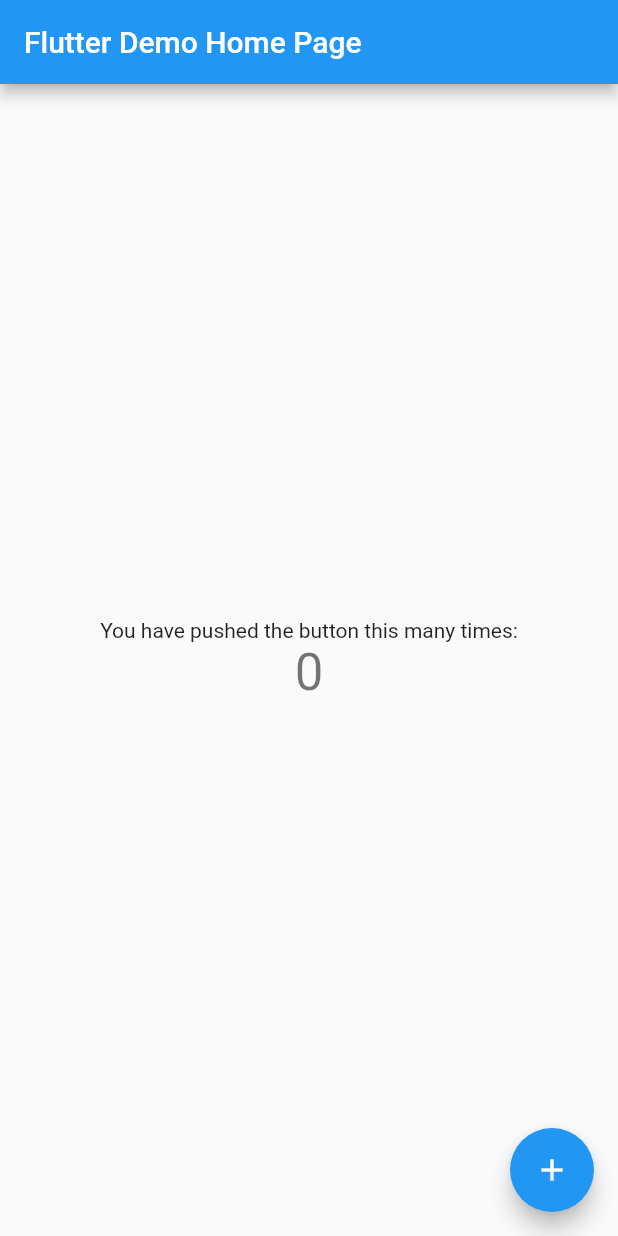
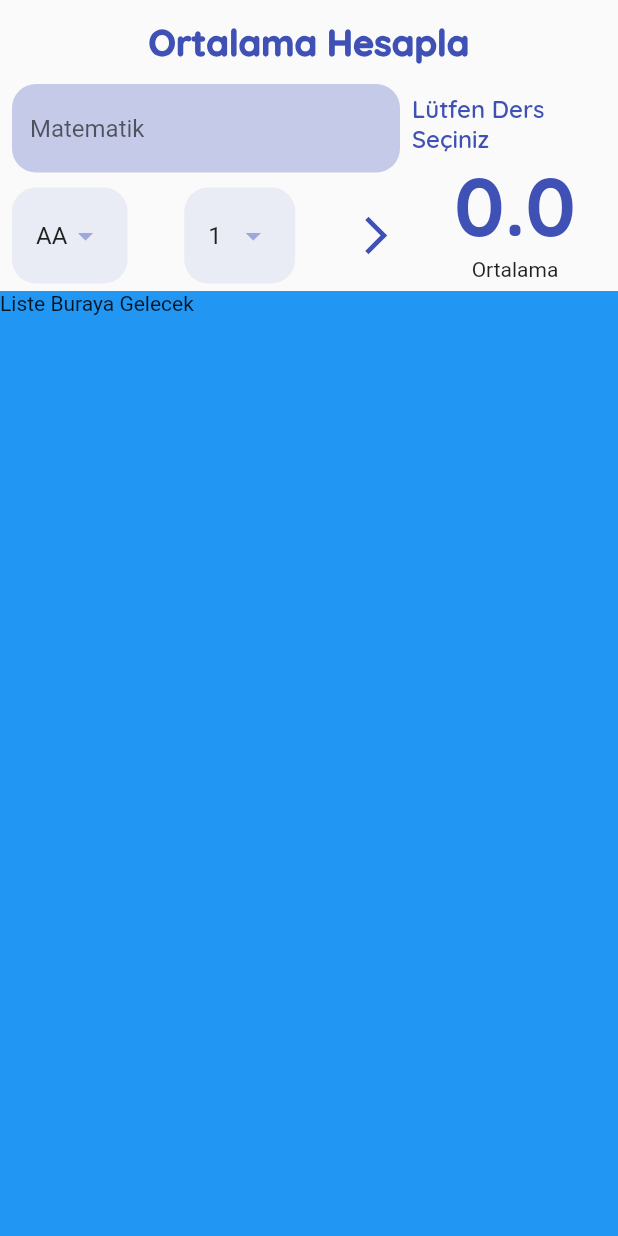
Before and after one commit to mertkavrayici/Grade-Average-Calculator, a Flutter app: the screen it shows after launch, on a phone screen of 412 x 824 dp. Run offline on Flutter 3.47's test engine with Material 2 defaults, Android fonts, the phone set to English and light mode, and no system bars; our stand-ins replace google_fonts.

Commit message:
Secons Post

```diff
--- /dev/null
+++ b/lib/constants/constants.dart
@@ -0,0 +1,20 @@
+
+import 'package:flutter/material.dart';
+import 'package:google_fonts/google_fonts.dart';
+class Constants{
+
+  static const  primaryColor = Colors.indigo;
+  static const  headerText ="Ortalama Hesapla";
+  static final textStyle=GoogleFonts.quicksand(
+    fontSize: 24,fontWeight: FontWeight.w900,color: primaryColor
+  );
+  static BorderRadius borderRadius=BorderRadius.circular(16);
+
+  static final lessonCountStyle= GoogleFonts.quicksand(
+    fontSize: 16,fontWeight: FontWeight.w600,color: primaryColor
+  );
+
+  static final averageStyle= GoogleFonts.quicksand(
+      fontSize: 55,fontWeight: FontWeight.w800,color: primaryColor
+  );
+}
--- /dev/null
+++ b/lib/data/average_data.dart
@@ -0,0 +1,74 @@
+import 'package:calculatorgradeaverage/model/lessons.dart';
+import 'package:flutter/material.dart';
+
+class DataHelper{
+
+
+  static calculateAverage(){
+
+    double toplamNot=0;
+    double toplamKredi=0;
+
+    allAddLessons.forEach((element) {
+
+      toplamNot = toplamNot + (element.creditValue * element.letterValue);
+      toplamKredi +=element.creditValue;
+    });
+
+    return toplamNot/toplamKredi;
+
+  }
+
+
+  static List<Lesson> allAddLessons = [];
+
+  static addLesson(Lesson lesson){
+    allAddLessons.add(lesson);
+  }
+
+  static List<String> _allLessonsLetters(){
+
+    return ['AA','BA','BB','CB','CC','DC','DD','FD','FF'];
+
+  }
+
+  static List<int> _allCredits(){
+    return List.generate(10, (index) => index+1).toList();
+  }
+
+  static List<DropdownMenuItem<double>> allCredits(){
+
+    return _allCredits().map((e) => DropdownMenuItem(child: Text(e.toString()),
+    value: e.toDouble(),
+    )).toList();
+  }
+
+
+  static  double _lettersConvertNote(String letter){
+
+    switch(letter){
+      case 'AA':
+        return 4;
+      case 'BA':
+        return 3.5;
+      case 'BB':
+        return 3;
+      case 'CB':
+        return 2.5;
+      case 'CC':
+        return 2;
+      case 'DC':
+        return 1.5;
+      case 'FD':
+        return 1;
+      case 'FF':
+        return 0;
+      default:
+        return 1;
+    }
+  }
+  static  List<DropdownMenuItem<double>> allLessonsLetter(){
+
+    return _allLessonsLetters().map((e) =>  DropdownMenuItem(child: Text(e),value: _lettersConvertNote(e),),).toList();
+  }
+}
--- a/lib/main.dart
+++ b/lib/main.dart
@@ -1,115 +1,31 @@
+import 'package:calculatorgradeaverage/constants/constants.dart';
 import 'package:flutter/material.dart';
 
+import 'screens/calculate_average_screen.dart';
+
 void main() {
-  runApp(const MyApp());
+  runApp(MyApp());
 }
 
-class MyApp extends StatelessWidget {
-  const MyApp({Key? key}) : super(key: key);
+class MyApp extends StatelessWidget{
 
-  // This widget is the root of your application.
+  const MyApp({Key? key}): super(key:key);
   @override
   Widget build(BuildContext context) {
+
     return MaterialApp(
-      title: 'Flutter Demo',
-      theme: ThemeData(
-        // This is the theme of your application.
-        //
-        // Try running your application with "flutter run". You'll see the
-        // application has a blue toolbar. Then, without quitting the app, try
-        // changing the primarySwatch below to Colors.green and then invoke
-        // "hot reload" (press "r" in the console where you ran "flutter run",
-        // or simply save your changes to "hot reload" in a Flutter IDE).
-        // Notice that the counter didn't reset back to zero; the application
-        // is not restarted.
-        primarySwatch: Colors.blue,
+      title: " Not Ortalaması Hesaplama",
+
+      debugShowCheckedModeBanner: false,
+      theme: ThemeData(primarySwatch: Constants.primaryColor,
+      visualDensity: VisualDensity.adaptivePlatformDensity
       ),
-      home: const MyHomePage(title: 'Flutter Demo Home Page'),
+      home: CalculateAverageScreen(),
     );
-  }
-}
 
-class MyHomePage extends StatefulWidget {
-  const MyHomePage({Key? key, required this.title}) : super(key: key);
 
-  // This widget is the home page of your application. It is stateful, meaning
-  // that it has a State object (defined below) that contains fields that affect
-  // how it looks.
-
-  // This class is the configuration for the state. It holds the values (in this
-  // case the title) provided by the parent (in this case the App widget) and
-  // used by the build method of the State. Fields in a Widget subclass are
-  // always marked "final".
-
-  final String title;
-
-  @override
-  State<MyHomePage> createState() => _MyHomePageState();
-}
-
-class _MyHomePageState extends State<MyHomePage> {
-  int _counter = 0;
-
-  void _incrementCounter() {
-    setState(() {
-      // This call to setState tells the Flutter framework that something has
-      // changed in this State, which causes it to rerun the build method below
-      // so that the display can reflect the updated values. If we changed
-      // _counter without calling setState(), then the build method would not be
-      // called again, and so nothing would appear to happen.
-      _counter++;
-    });
   }
 
-  @override
-  Widget build(BuildContext context) {
-    // This method is rerun every time setState is called, for instance as done
-    // by the _incrementCounter method above.
-    //
-    // The Flutter framework has been optimized to make rerunning build methods
-    // fast, so that you can just rebuild anything that needs updating rather
-    // than having to individually change instances of widgets.
-    return Scaffold(
-      appBar: AppBar(
-        // Here we take the value from the MyHomePage object that was created by
-        // the App.build method, and use it to set our appbar title.
-        title: Text(widget.title),
-      ),
-      body: Center(
-        // Center is a layout widget. It takes a single child and positions it
-        // in the middle of the parent.
-        child: Column(
-          // Column is also a layout widget. It takes a list of children and
-          // arranges them vertically. By default, it sizes itself to fit its
-          // children horizontally, and tries to be as tall as its parent.
-          //
-          // Invoke "debug painting" (press "p" in the console, choose the
-          // "Toggle Debug Paint" action from the Flutter Inspector in Android
-          // Studio, or the "Toggle Debug Paint" command in Visual Studio Code)
-          // to see the wireframe for each widget.
-          //
-          // Column has various properties to control how it sizes itself and
-          // how it positions its children. Here we use mainAxisAlignment to
-          // center the children vertically; the main axis here is the vertical
-          // axis because Columns are vertical (the cross axis would be
-          // horizontal).
-          mainAxisAlignment: MainAxisAlignment.center,
-          children: <Widget>[
-            const Text(
-              'You have pushed the button this many times:',
-            ),
-            Text(
-              '$_counter',
-              style: Theme.of(context).textTheme.headline4,
-            ),
-          ],
-        ),
-      ),
-      floatingActionButton: FloatingActionButton(
-        onPressed: _incrementCounter,
-        tooltip: 'Increment',
-        child: const Icon(Icons.add),
-      ), // This trailing comma makes auto-formatting nicer for build methods.
-    );
-  }
+
+
 }
--- /dev/null
+++ b/lib/model/lessons.dart
@@ -0,0 +1,15 @@
+class Lesson{
+
+  final String name;
+  final double letterValue;
+  final double creditValue;
+
+  Lesson({required this.name,required this.letterValue,required this.creditValue});
+
+  @override
+  String toString() {
+    // TODO: implement toString
+    return '$name $letterValue $creditValue';
+  }
+
+}
--- /dev/null
+++ b/lib/screens/calculate_average_screen.dart
@@ -0,0 +1,189 @@
+import 'package:calculatorgradeaverage/data/average_data.dart';
+import 'package:calculatorgradeaverage/constants/constants.dart';
+import 'package:calculatorgradeaverage/model/lessons.dart';
+import 'package:calculatorgradeaverage/show_average.dart';
+import 'package:flutter/cupertino.dart';
+import 'package:flutter/material.dart';
+import 'package:google_fonts/google_fonts.dart';
+
+class CalculateAverageScreen extends StatefulWidget {
+  CalculateAverageScreen({Key? key}) : super(key: key);
+
+  @override
+  _CalculateAverageScreenState createState() => _CalculateAverageScreenState();
+}
+
+class _CalculateAverageScreenState extends State<CalculateAverageScreen> {
+  var formKey = GlobalKey<FormState>();
+
+  double secilen_deger = 4;
+  double secilen_kredi = 1;
+  String secilen_ders="";
+
+  @override
+  Widget build(BuildContext context) {
+    return Scaffold(
+        appBar: AppBar(
+          backgroundColor: Colors.transparent,
+          elevation: 0,
+          title: Center(
+              child: Text(
+            Constants.headerText,
+            style: Constants.textStyle,
+          )),
+        ),
+        body: Column(
+          crossAxisAlignment: CrossAxisAlignment.stretch,
+          children: [
+            //form
+
+            Row(
+              children: [
+                Expanded(
+                  flex: 2,
+                  child: _buildForm(),
+                ),
+                Expanded(
+                  flex: 1,
+                  child: ShowAverage(average: DataHelper.calculateAverage(), lessonCount:DataHelper.allAddLessons.length),
+                ),
+              ],
+            ),
+            //list
+            Expanded(
+                child: Container(
+              child: Text("Liste Buraya Gelecek"),
+              color: Colors.blue,
+            ))
+          ],
+        ));
+  }
+
+  _buildForm() {
+    return Form(
+      key: formKey,
+      child: Column(
+        children: [
+          Padding(
+            padding: EdgeInsets.symmetric(horizontal: 8),
+            child: _buildTextFromField(),
+          ),
+          SizedBox(
+            height: 10,
+          ),
+          Row(
+            mainAxisAlignment: MainAxisAlignment.spaceBetween,
+            children: [
+              Padding(
+                padding: EdgeInsets.symmetric(horizontal: 8),
+                child: _buildLetters(),
+              ),
+              Padding(
+                padding: EdgeInsets.symmetric(horizontal: 8),
+                child: _buildCredits(),
+              ),
+              IconButton(
+                onPressed: _addLessons,
+                icon: Icon(Icons.arrow_forward_ios_sharp),
+                color: Constants.primaryColor,
+                iconSize: 30,
+              ),
+            ],
+          ),
+          SizedBox(
+            height: 5,
+          ),
+        ],
+      ),
+    );
+  }
+
+  _buildTextFromField() {
+    return TextFormField(
+      onSaved: (deger){
+
+        setState(() {
+
+          secilen_ders=deger!;
+        });
+
+      },
+      validator: (s){
+        if(s!.length <= 0){
+          return 'Ders Adını Giriniz';
+
+        }
+        else{
+          return null;
+        }
+      },
+      decoration: InputDecoration(
+          hintText: "Matematik",
+          border: OutlineInputBorder(
+              borderRadius: Constants.borderRadius,
+              borderSide: BorderSide.none),
+          filled: true,
+          fillColor: Constants.primaryColor.shade100),
+    );
+  }
+
+  _buildLetters() {
+    return Container(
+        alignment: Alignment.center,
+        padding: EdgeInsets.symmetric(horizontal: 16, vertical: 8),
+        decoration: BoxDecoration(
+            color: Constants.primaryColor.shade100.withOpacity(0.3),
+            borderRadius: Constants.borderRadius),
+        child: DropdownButton<double>(
+          value: secilen_deger,
+          elevation: 16,
+          iconEnabledColor: Constants.primaryColor.shade200,
+          onChanged: (deger) {
+            setState(() {
+              secilen_deger = deger!;
+            });
+          },
+          underline: Container(),
+          items: DataHelper.allLessonsLetter(),
+        ));
+  }
+
+  _buildCredits() {
+    return Container(
+        padding: EdgeInsets.symmetric(horizontal: 16, vertical: 8),
+        decoration: BoxDecoration(
+            color: Constants.primaryColor.shade100.withOpacity(0.3),
+            borderRadius: Constants.borderRadius),
+        child: DropdownButton<double>(
+          value: secilen_kredi,
+          elevation: 16,
+          iconEnabledColor: Constants.primaryColor.shade200,
+          onChanged: (deger) {
+            setState(() {
+              secilen_kredi = deger!;
+            });
+          },
+          underline: Container(),
+          items: DataHelper.allCredits(),
+        ));
+  }
+
+  void _addLessons() {
+
+    if(formKey.currentState!.validate()){
+
+      formKey.currentState!.save();
+      var eklenecekDers =Lesson(name: secilen_ders, letterValue: secilen_deger, creditValue: secilen_kredi);
+
+      DataHelper.addLesson(eklenecekDers);
+
+      setState(() {
+
+
+      });
+    }
+    else{
+
+    }
+  }
+}
--- /dev/null
+++ b/lib/show_average.dart
@@ -0,0 +1,35 @@
+import 'package:calculatorgradeaverage/constants/constants.dart';
+import 'package:flutter/widgets.dart';
+import 'package:flutter/material.dart';
+
+class ShowAverage extends StatelessWidget{
+
+  final double average;
+  final int lessonCount;
+
+
+
+  const ShowAverage({required this.average,required this.lessonCount, Key? key}): super(key:key);
+
+  @override
+  Widget build(BuildContext context) {
+    return Column(
+      mainAxisAlignment: MainAxisAlignment.center,
+      crossAxisAlignment: CrossAxisAlignment.center,
+      children: [
+        Text(
+          lessonCount > 0 ? '$lessonCount Ders Girildi' : 'Lütfen Ders Seçiniz',
+          style: Constants.lessonCountStyle,
+
+        ),
+        Text(
+          average >=0 ? '${average.toStringAsFixed(2)}': '0.0',
+          style: Constants.averageStyle,
+        ),
+        Text("Ortalama")
+
+      ],
+    );
+  }
+
+}
--- a/pubspec.yaml
+++ b/pubspec.yaml
@@ -34,6 +34,7 @@ dependencies:
   # The following adds the Cupertino Icons font to your application.
   # Use with the CupertinoIcons class for iOS style icons.
   cupertino_icons: ^1.0.2
+  google_fonts: ^2.1.0
 
 dev_dependencies:
   flutter_test:
```
Also changed, not shown: pubspec.lock.
